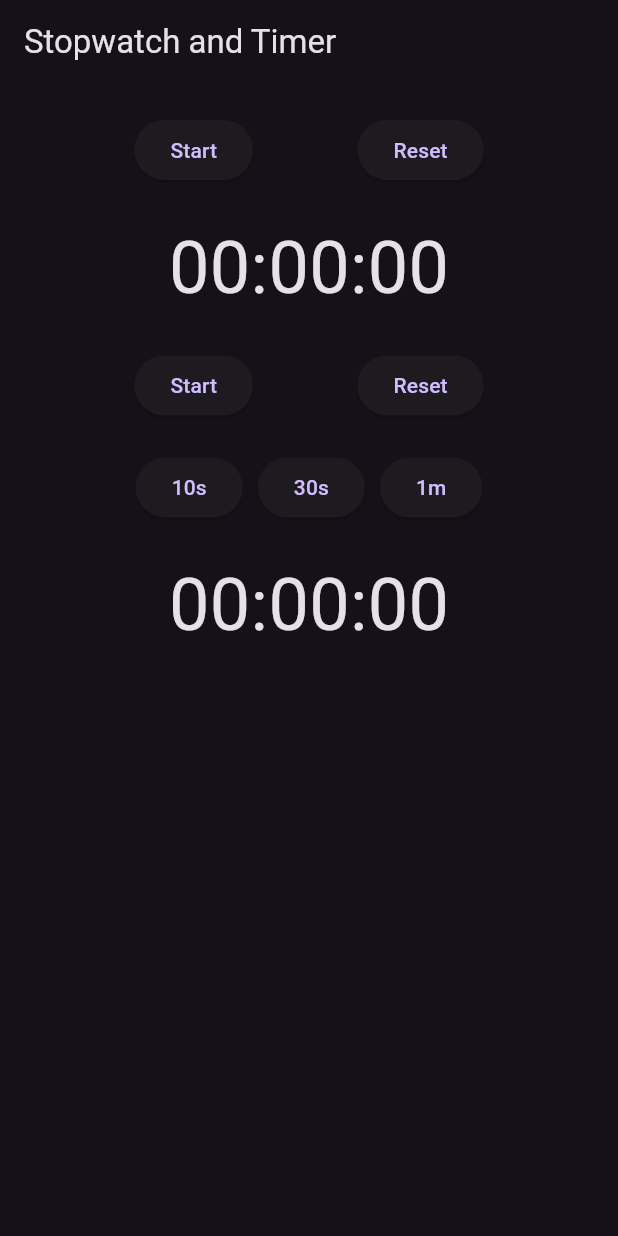
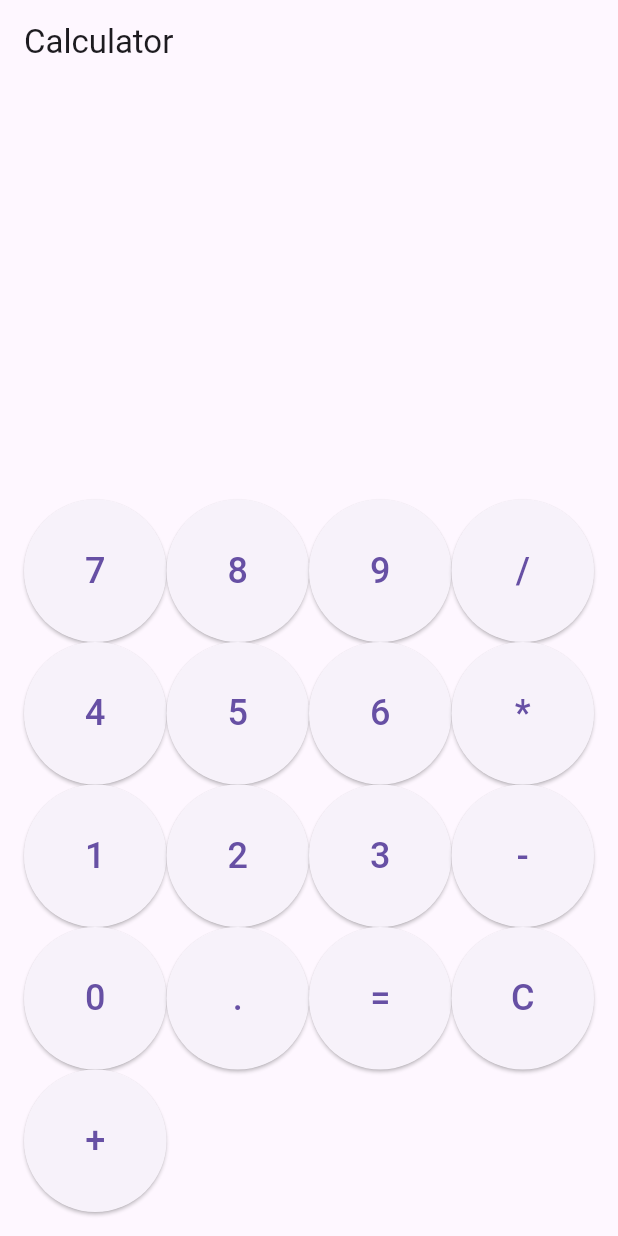
Before and after one commit to tarun225601-star/Tarun-app, a Flutter app: the screen it shows after launch, on a phone screen of 412 x 824 dp. Run offline on Flutter 3.47's test engine with Material 3 defaults, Android fonts, the phone set to English and light mode, and no system bars.

Commit message:
AI Agent updating lib/main.dart

```diff
--- a/lib/main.dart
+++ b/lib/main.dart
@@ -1,200 +1,108 @@
 import 'package:flutter/material.dart';
-import 'dart:async';
 
 void main() {
-  runApp(const MyApp());
+  runApp(const CalculatorApp());
 }
 
-class MyApp extends StatelessWidget {
-  const MyApp({Key? key}) : super(key: key);
+class CalculatorApp extends StatelessWidget {
+  const CalculatorApp({Key? key}) : super(key: key);
 
   @override
   Widget build(BuildContext context) {
-    return MaterialApp(
-      title: 'Stopwatch and Timer',
-      theme: ThemeData(
-        primarySwatch: Colors.deepPurple,
-        brightness: Brightness.dark,
-      ),
-      home: const MyHomePage(),
+    return const MaterialApp(
+      title: 'Calculator',
+      home: CalculatorPage(),
     );
   }
 }
 
-class MyHomePage extends StatefulWidget {
-  const MyHomePage({Key? key}) : super(key: key);
+class CalculatorPage extends StatefulWidget {
+  const CalculatorPage({Key? key}) : super(key: key);
 
   @override
-  State<MyHomePage> createState() => _MyHomePageState();
+  State<CalculatorPage> createState() => _CalculatorPageState();
 }
 
-class _MyHomePageState extends State<MyHomePage> with TickerProviderStateMixin {
-  late AnimationController _animationController;
-  late Animation<double> _animation;
-  bool _isRunning = false;
-  bool _isTimerRunning = false;
-  int _stopwatchTime = 0;
-  int _timerTime = 0;
-  Timer? _stopwatchTimer;
-  Timer? _timer;
+class _CalculatorPageState extends State<CalculatorPage> {
+  String _expression = '';
+  String _result = '';
 
-  @override
-  void initState() {
-    super.initState();
-    _animationController = AnimationController(
-      vsync: this,
-      duration: const Duration(milliseconds: 500),
-    );
-    _animation = Tween<double>(begin: 0, end: 1).animate(_animationController);
+  void _onPressed(String value) {
+    setState(() {
+      if (value == '=') {
+        try {
+          _result = _calculate(_expression).toString();
+        } catch (e) {
+          _result = 'Error';
         }
-
-  @override
-  void dispose() {
-    _animationController.dispose();
-    _stopwatchTimer?.cancel();
-    _timer?.cancel();
-    super.dispose();
+      } else if (value == 'C') {
+        _expression = '';
+        _result = '';
+      } else {
+        _expression += value;
       }
-
-  void _startStopwatch() {
-    _stopwatchTimer = Timer.periodic(const Duration(seconds: 1), (timer) {
-      setState(() {
-        _stopwatchTime++;
-      });
-    });
-    setState(() {
-      _isRunning = true;
     });
   }
 
-  void _stopStopwatch() {
-    _stopwatchTimer?.cancel();
-    setState(() {
-      _isRunning = false;
-    });
-  }
-
-  void _resetStopwatch() {
-    _stopwatchTimer?.cancel();
-    setState(() {
-      _isRunning = false;
-      _stopwatchTime = 0;
-    });
-  }
-
-  void _startTimer() {
-    _timer = Timer.periodic(const Duration(seconds: 1), (timer) {
-      setState(() {
-        _timerTime--;
-        if (_timerTime <= 0) {
-          _timer?.cancel();
-          _playAlarm();
-        }
-      });
-    });
-    setState(() {
-      _isTimerRunning = true;
-    });
-  }
-
-  void _stopTimer() {
-    _timer?.cancel();
-    setState(() {
-      _isTimerRunning = false;
-    });
-  }
-
-  void _resetTimer() {
-    _timer?.cancel();
-    setState(() {
-      _isTimerRunning = false;
-      _timerTime = 0;
-    });
-  }
-
-  void _playAlarm() {
-    // Play alarm sound
-    // You can use a package like audioplayers to play a sound
+  double _calculate(String expression) {
+    return Function.apply(
+      (String x) => double.parse(x),
+      [expression.replaceAll('+', ' + ').replaceAll('-', ' - ').replaceAll('*', ' * ').replaceAll('/', ' / ').replaceAll(' ', '')],
+    );
   }
 
   @override
   Widget build(BuildContext context) {
     return Scaffold(
       appBar: AppBar(
-        title: const Text('Stopwatch and Timer'),
+        title: const Text('Calculator'),
       ),
       body: Padding(
-        padding: const EdgeInsets.all(20.0),
+        padding: const EdgeInsets.all(16.0),
         child: Column(
           children: [
-            Row(
-              mainAxisAlignment: MainAxisAlignment.spaceEvenly,
-              children: [
-                ElevatedButton(
-                  onPressed: _isRunning ? _stopStopwatch : _startStopwatch,
-                  child: Text(_isRunning ? 'Stop' : 'Start'),
+            Expanded(
+              child: Container(
+                alignment: Alignment.bottomRight,
+                child: Text(
+                  _expression,
+                  style: const TextStyle(fontSize: 24),
                 ),
-                ElevatedButton(
-                  onPressed: _resetStopwatch,
-                  child: const Text('Reset'),
               ),
-              ],
             ),
-            const SizedBox(height: 20),
-            Text(
-              _formatTime(_stopwatchTime),
+            const SizedBox(height: 16),
+            Expanded(
+              child: Container(
+                alignment: Alignment.bottomRight,
+                child: Text(
+                  _result,
                   style: const TextStyle(fontSize: 48),
                 ),
-            const SizedBox(height: 20),
-            Row(
-              mainAxisAlignment: MainAxisAlignment.spaceEvenly,
+              ),
+            ),
+            const SizedBox(height: 16),
+            GridView.count(
+              shrinkWrap: true,
+              crossAxisCount: 4,
               children: [
-                ElevatedButton(
-                  onPressed: _isTimerRunning ? _stopTimer : _startTimer,
-                  child: Text(_isTimerRunning ? 'Stop' : 'Start'),
-                ),
-                ElevatedButton(
-                  onPressed: _resetTimer,
-                  child: const Text('Reset'),
-                ),
+                _buildButton('7', _onPressed),
+                _buildButton('8', _onPressed),
+                _buildButton('9', _onPressed),
+                _buildButton('/', _onPressed),
+                _buildButton('4', _onPressed),
+                _buildButton('5', _onPressed),
+                _buildButton('6', _onPressed),
+                _buildButton('*', _onPressed),
+                _buildButton('1', _onPressed),
+                _buildButton('2', _onPressed),
+                _buildButton('3', _onPressed),
+                _buildButton('-', _onPressed),
+                _buildButton('0', _onPressed),
+                _buildButton('.', _onPressed),
+                _buildButton('=', _onPressed),
+                _buildButton('C', _onPressed),
+                _buildButton('+', _onPressed),
               ],
-            ),
-            const SizedBox(height: 20),
-            Row(
-              mainAxisAlignment: MainAxisAlignment.center,
-              children: [
-                ElevatedButton(
-                  onPressed: () {
-                    setState(() {
-                      _timerTime = 10;
-                    });
-                  },
-                  child: const Text('10s'),
-                ),
-                const SizedBox(width: 10),
-                ElevatedButton(
-                  onPressed: () {
-                    setState(() {
-                      _timerTime = 30;
-                    });
-                  },
-                  child: const Text('30s'),
-                ),
-                const SizedBox(width: 10),
-                ElevatedButton(
-                  onPressed: () {
-                    setState(() {
-                      _timerTime = 60;
-                    });
-                  },
-                  child: const Text('1m'),
-                ),
-              ],
-            ),
-            const SizedBox(height: 20),
-            Text(
-              _formatTime(_timerTime),
-              style: const TextStyle(fontSize: 48),
             ),
           ],
         ),
@@ -202,10 +110,13 @@ class _MyHomePageState extends State<MyHomePage> with TickerProviderStateMixin {
     );
   }
 
-  String _formatTime(int time) {
-    int hours = time ~/ 3600;
-    int minutes = (time % 3600) ~/ 60;
-    int seconds = time % 60;
-    return '${hours.toString().padLeft(2, '0')}:${minutes.toString().padLeft(2, '0')}:${seconds.toString().padLeft(2, '0')}';
+  ElevatedButton _buildButton(String text, void Function(String) onPressed) {
+    return ElevatedButton(
+      onPressed: () => onPressed(text),
+      child: Text(
+        text,
+        style: const TextStyle(fontSize: 24),
+      ),
+    );
   }
 }
```
Lines whose indentation alone changed are shown as unchanged.
